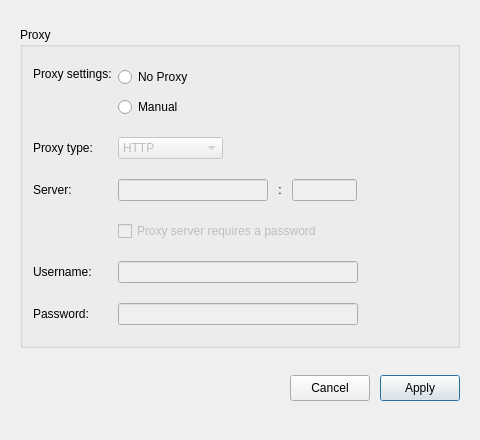
This is src/MEGASync/gui/ui/ProxySettings.ui in meganz/MEGAsync as Qt 5 draws it before an edit. The edited form follows.
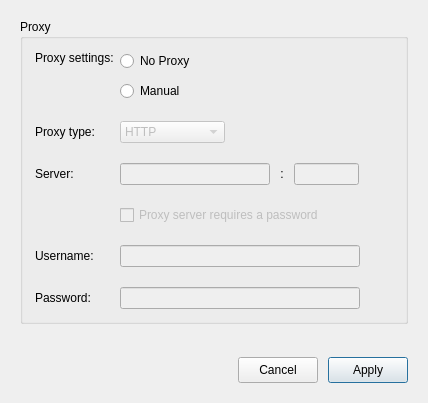
This is the edited form. Custom widgets are drawn as their Qt base class.

Commit message: SNC-4972 : Add style from settings to all dialogs.

```diff
--- a/src/MEGASync/gui/ui/ProxySettings.ui
+++ b/src/MEGASync/gui/ui/ProxySettings.ui
@@ -9,8 +9,8 @@
    <rect>
     <x>0</x>
     <y>0</y>
-    <width>480</width>
-    <height>440</height>
+    <width>428</width>
+    <height>403</height>
    </rect>
   </property>
   <property name="sizePolicy">
@@ -21,14 +21,14 @@
   </property>
   <property name="minimumSize">
    <size>
-    <width>480</width>
-    <height>440</height>
+    <width>0</width>
+    <height>0</height>
    </size>
   </property>
   <property name="maximumSize">
    <size>
-    <width>480</width>
-    <height>440</height>
+    <width>16777215</width>
+    <height>16777215</height>
    </size>
   </property>
   <property name="windowTitle">
@@ -39,7 +39,7 @@
   </property>
   <layout class="QVBoxLayout" name="verticalLayout_2">
    <property name="spacing">
-    <number>10</number>
+    <number>24</number>
    </property>
    <property name="leftMargin">
     <number>20</number>
@@ -51,7 +51,7 @@
     <number>20</number>
    </property>
    <property name="bottomMargin">
-    <number>20</number>
+    <number>10</number>
    </property>
    <item>
     <widget class="QGroupBox" name="gProxy">
@@ -75,16 +75,16 @@
        <enum>QLayout::SetDefaultConstraint</enum>
       </property>
       <property name="leftMargin">
-       <number>10</number>
+       <number>12</number>
       </property>
       <property name="topMargin">
-       <number>20</number>
+       <number>12</number>
       </property>
       <property name="rightMargin">
-       <number>10</number>
+       <number>12</number>
       </property>
       <property name="bottomMargin">
-       <number>20</number>
+       <number>12</number>
       </property>
       <property name="horizontalSpacing">
        <number>6</number>
@@ -396,7 +396,7 @@
           </property>
           <property name="sizeHint" stdset="0">
            <size>
-            <width>40</width>
+            <width>0</width>
             <height>20</height>
            </size>
           </property>
```
Left out of the diff: 4 changed lines with no effect on the pictures. The commit also changes 4 other files.
